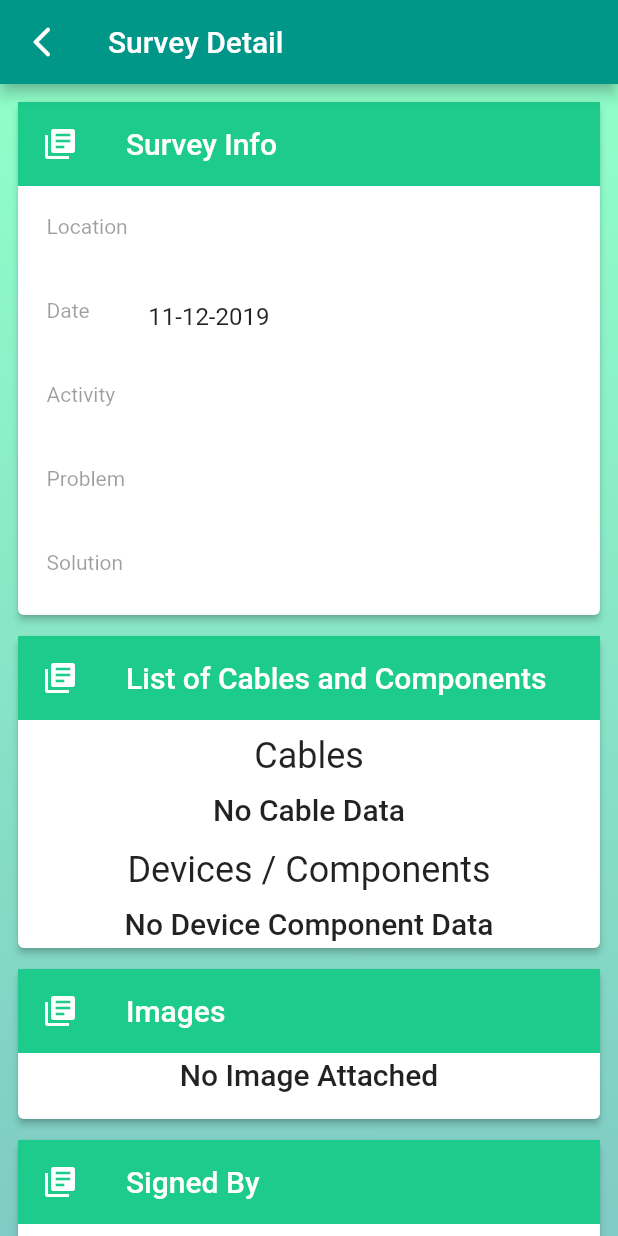
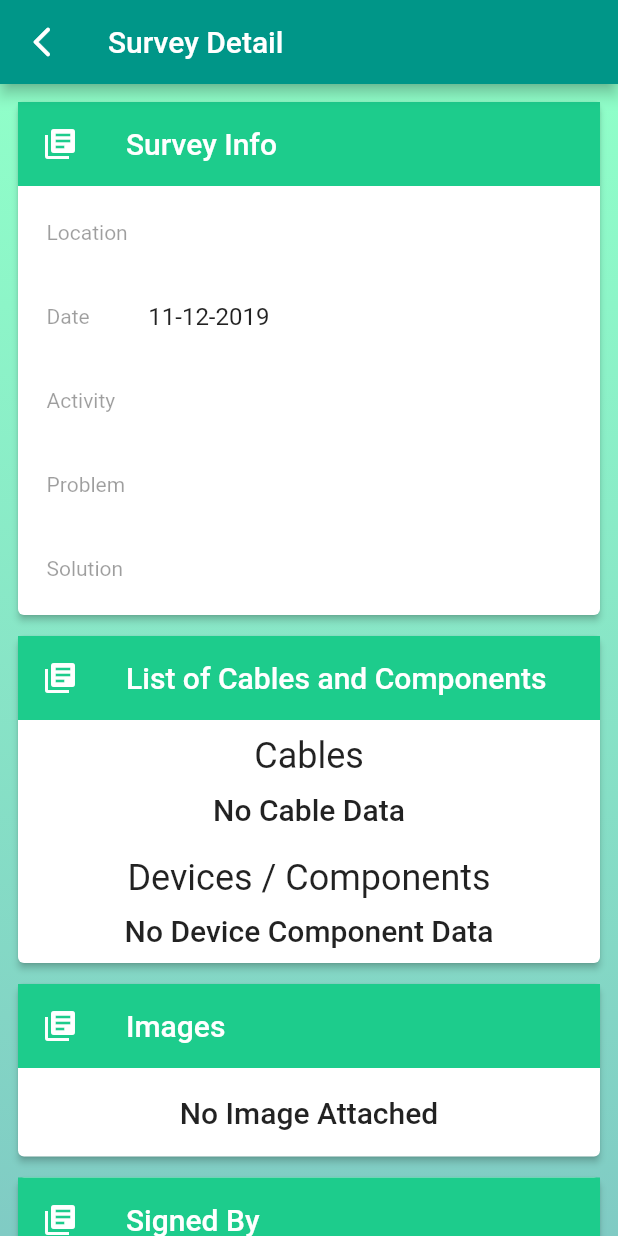
Before and after one commit to askmetoo/JAS_FormSurvey_Flutter, a Flutter app: the SurveyDetail screen opened directly with empty values, on a phone screen of 412 x 824 dp. Run offline on Flutter 3.47's test engine with Material 2 defaults, Android fonts, the phone set to English and light mode, and no system bars; our stand-ins replace image_picker; missing offline and left inert: multi_image_picker; network calls fail.

Commit message:
fix surveyDetail bug

```diff
--- a/lib/apiService.dart
+++ b/lib/apiService.dart
@@ -69,7 +69,7 @@ class ApiService {
     final response = await client.get("$getURLImage?id_survey="+idSurvey.toString());
     if(response.statusCode == 200){
       final data = json.decode(response.body);
-      print(data);
+      // print(data);
       if(data['status']==200){
         return List<ImageSurvey>.from(data['payload'].map((item)=> ImageSurvey.fromJson(item)));
       }
@@ -88,7 +88,7 @@ class ApiService {
       var lastId = result['survey_id'];
       return lastId;
     } else {
-      print(response.reasonPhrase);
+      // print(response.reasonPhrase);
       return "failed";
     }
   }
--- a/lib/surveyDetail.dart
+++ b/lib/surveyDetail.dart
@@ -64,7 +64,10 @@ class _SurveyDetailState extends State<SurveyDetail> {
                         child: Column(
                           children: <Widget>[
                             ListTile(
-                              leading: Text("Location"),
+                              leading: Padding(
+                                padding: EdgeInsets.only(top: 4.0),
+                                child: Text("Location"),
+                              ),
                               title: Text(
                                 widget.survey.location,
                                 style: Theme.of(context).textTheme.subhead,
@@ -72,7 +75,10 @@ class _SurveyDetailState extends State<SurveyDetail> {
                               enabled: false,
                             ),
                             ListTile(
-                              leading: Text("Date"),
+                              leading: Padding(
+                                padding: EdgeInsets.only(top: 4.0),
+                                child: Text("Date"),
+                              ),
                               title: Text(
                                 "   ${widget.survey.date.day}-${widget.survey.date.month}-${widget.survey.date.year}",
                                 style: Theme.of(context).textTheme.subhead,
@@ -80,7 +86,10 @@ class _SurveyDetailState extends State<SurveyDetail> {
                               enabled: false,
                             ),
                             ListTile(
-                              leading: Text("Activity"),
+                              leading: Padding(
+                                padding: EdgeInsets.only(top: 4.0),
+                                child: Text("Activity"),
+                              ),
                               title: widget.survey.actType != null
                                   ? Text(
                                       "  " + widget.survey.actType,
@@ -95,7 +104,10 @@ class _SurveyDetailState extends State<SurveyDetail> {
                               enabled: false,
                             ),
                             ListTile(
-                              leading: Text("Problem"),
+                              leading: Padding(
+                                padding: EdgeInsets.only(top: 4.0),
+                                child: Text("Problem"),
+                              ),
                               title: widget.survey.diagnosis != null
                                   ? Text(
                                       widget.survey.diagnosis,
@@ -110,10 +122,13 @@ class _SurveyDetailState extends State<SurveyDetail> {
                               enabled: false,
                             ),
                             ListTile(
-                              leading: Text("Solution"),
+                              leading: Padding(
+                                padding: EdgeInsets.only(top: 4.0),
+                                child: Text("Solution"),
+                              ),
                               title: widget.survey.solution != null
                                   ? Text(
-                                      widget.survey.diagnosis,
+                                      widget.survey.solution,
                                       style:
                                           Theme.of(context).textTheme.subhead,
                                     )
@@ -170,7 +185,8 @@ class _SurveyDetailState extends State<SurveyDetail> {
                                           height: MediaQuery.of(context)
                                                   .size
                                                   .height *
-                                              0.30,
+                                              0.10 *
+                                              cables.length,
                                           child: ListView.builder(
                                             shrinkWrap: true,
                                             itemCount: cables == null
@@ -210,7 +226,7 @@ class _SurveyDetailState extends State<SurveyDetail> {
                           ],
                         )),
                     Padding(
-                        padding: EdgeInsets.all(5.0),
+                        padding: EdgeInsets.all(10.0),
                         child: Column(
                           children: <Widget>[
                             Text("Devices / Components",
@@ -233,7 +249,8 @@ class _SurveyDetailState extends State<SurveyDetail> {
                                           height: MediaQuery.of(context)
                                                   .size
                                                   .height *
-                                              0.30,
+                                              0.10 *
+                                              devices.length,
                                           child: ListView.builder(
                                             shrinkWrap: true,
                                             itemCount: devices == null
@@ -282,6 +299,7 @@ class _SurveyDetailState extends State<SurveyDetail> {
                 padding: EdgeInsets.all(3.0),
               ),
 
+              //Show Image Doc
               Card(
                   elevation: 2.0,
                   child:
@@ -302,30 +320,36 @@ class _SurveyDetailState extends State<SurveyDetail> {
                           if (snapshot.connectionState ==
                               ConnectionState.done) {
                             List<ImageSurvey> imageSurveys = snapshot.data;
-                            // print(imageSurveys);
+
                             if (imageSurveys != null) {
                               return Padding(
                                   padding: EdgeInsets.all(10.0),
                                   child: SizedBox(
-                                  height: MediaQuery.of(context).size.height * 0.3,
+                                    height: MediaQuery.of(context).size.height *
+                                        0.6 *
+                                        imageSurveys.length,
                                     child: ListView.builder(
                                       itemCount: imageSurveys.length,
-                                  itemBuilder: (context, index){
-                                    ImageSurvey imageSurveyItem = imageSurveys[index];
+                                      itemBuilder: (context, index) {
+                                        ImageSurvey imageSurveyItem =
+                                            imageSurveys[index];
                                         return Column(
                                           children: <Widget>[
                                             Padding(
                                               padding: EdgeInsets.all(3.0),
-                                          child: Image.memory(base64.decode(imageSurveyItem.image_string), ),
+                                              child: Image.memory(
+                                                base64.decode(imageSurveyItem
+                                                    .image_string),
+                                              ),
                                             )
                                           ],
                                         );
                                       },
                                     ),
-                                )
-                              );
+                                  ));
                             } else {
                               return Container(
+                                padding: EdgeInsets.only(top: 15.0),
                                 child: Text(
                                   "No Image Attached",
                                   style: Theme.of(context).textTheme.title,
--- a/lib/surveyForm.dart
+++ b/lib/surveyForm.dart
@@ -225,7 +225,7 @@ class _SurveyFormState extends State<SurveyForm> {
     setState(() {
       signAdmin = sign;
       surveyData.adminSign = sign.toString();
-      print(surveyData.adminSign.length);
+      // print(surveyData.adminSign.length);
     });
   }
 
```
Lines whose indentation alone changed are shown as unchanged.
